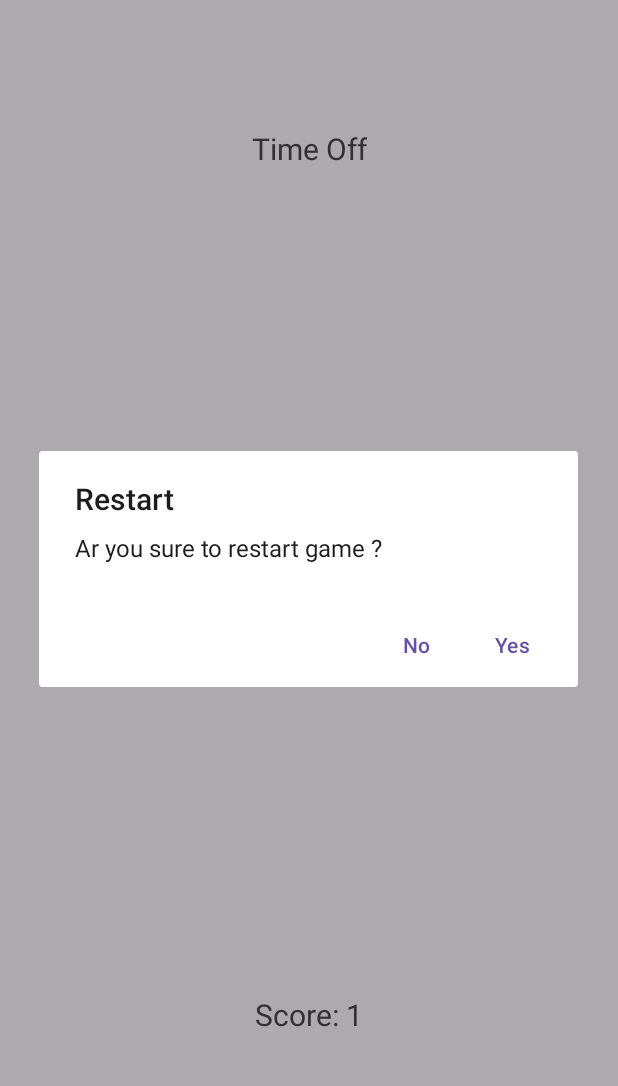
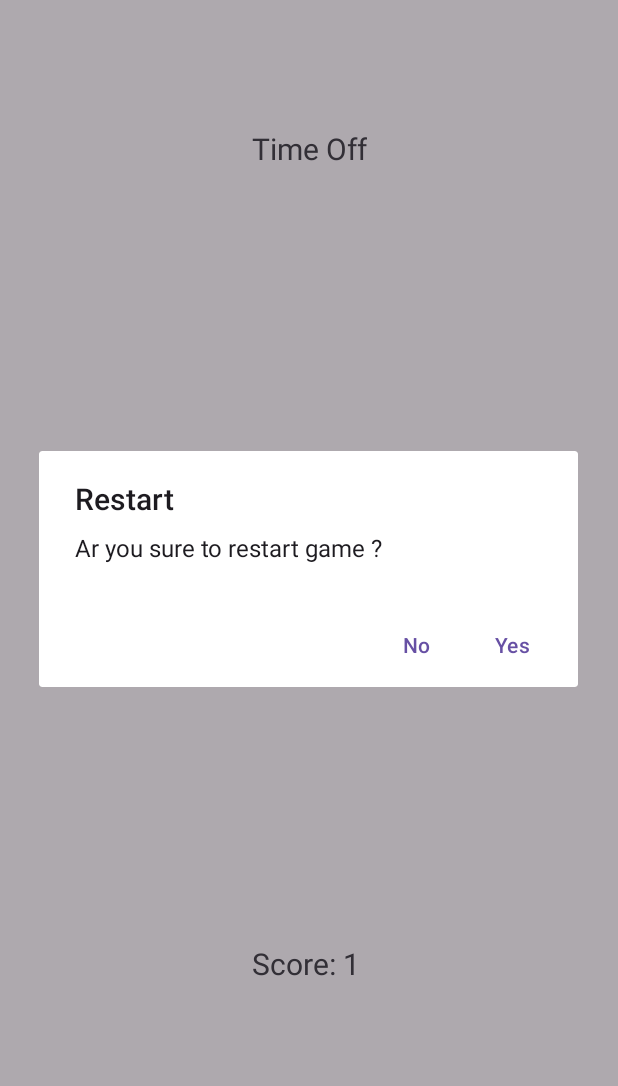
Before and after one commit to mmkocak/catch-the-kenny, an Android app: the screen it shows after launch (MainActivity), after a tap on an icon or button, on a phone screen of 412 x 824 dp, the part 49-1135 px from its top. Run offline under Robolectric (Android 15) with nearby library versions, the phone set to English and light mode, and no system bars; Roboto replaces fonts that are not available here.

Commit message:
main theme is finished

```diff
--- a/app/src/main/java/com/example/catchthekenny/MainActivity.java
+++ b/app/src/main/java/com/example/catchthekenny/MainActivity.java
@@ -58,7 +58,6 @@ Runnable runnable;
        imageView8 = findViewById(R.id.imageView8);
        imageView9 = findViewById(R.id.imageView9);
        imageArray  =  new ImageView[] {imageView1, imageView2, imageView3,imageView4,imageView5,imageView6,imageView7,imageView8,imageView9};
-       hideImages();
         new CountDownTimer(10000, 1000) {
             @Override
             public void onTick(long millisUntilFinished) {
@@ -92,7 +91,13 @@ Runnable runnable;
                 alert.show();
             }
         }.start();
+        hideImages();
+
     }
+
+
+
+
     public  void  increaseScore(View view){
     score++;
 
--- a/app/src/main/res/layout/activity_main.xml
+++ b/app/src/main/res/layout/activity_main.xml
@@ -141,6 +141,9 @@
         android:textSize="20sp"
         app:layout_constraintBottom_toBottomOf="parent"
         app:layout_constraintEnd_toEndOf="parent"
+        app:layout_constraintHorizontal_bias="0.494"
         app:layout_constraintStart_toStartOf="parent"
-        app:layout_constraintTop_toBottomOf="@+id/gridLayout" />
+        app:layout_constraintTop_toBottomOf="@+id/gridLayout"
+        app:layout_constraintVertical_bias="0.331" />
+
 </androidx.constraintlayout.widget.ConstraintLayout>
```
Also changed, not shown: 4 other files. Lines whose indentation alone changed are shown as unchanged.
